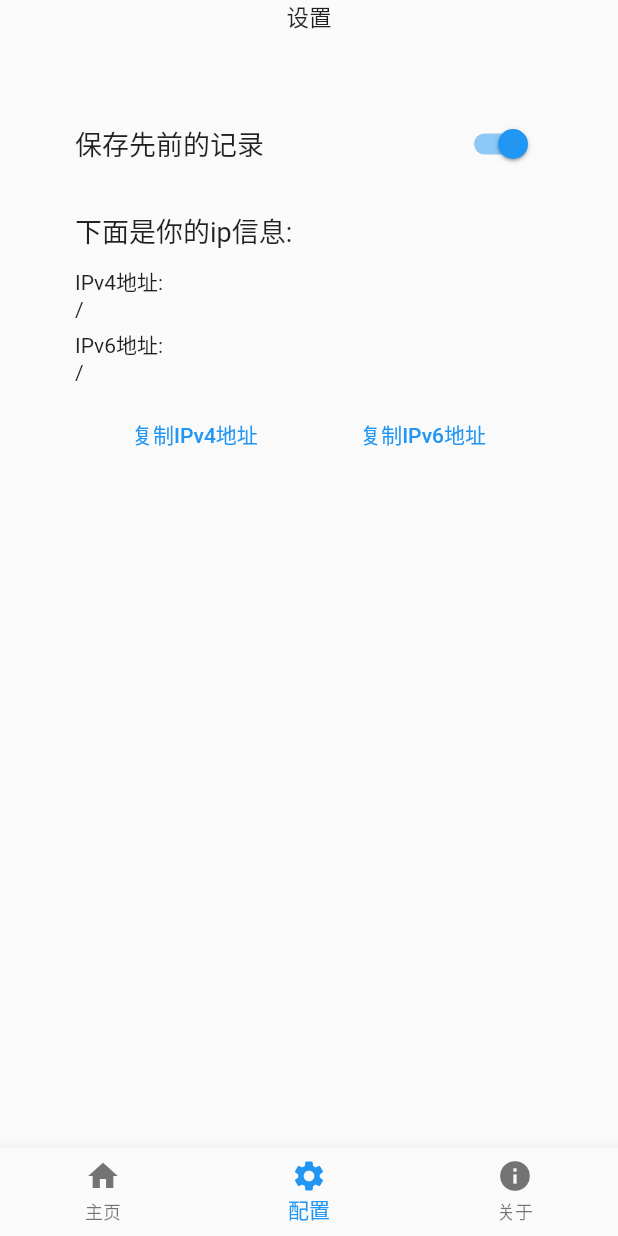
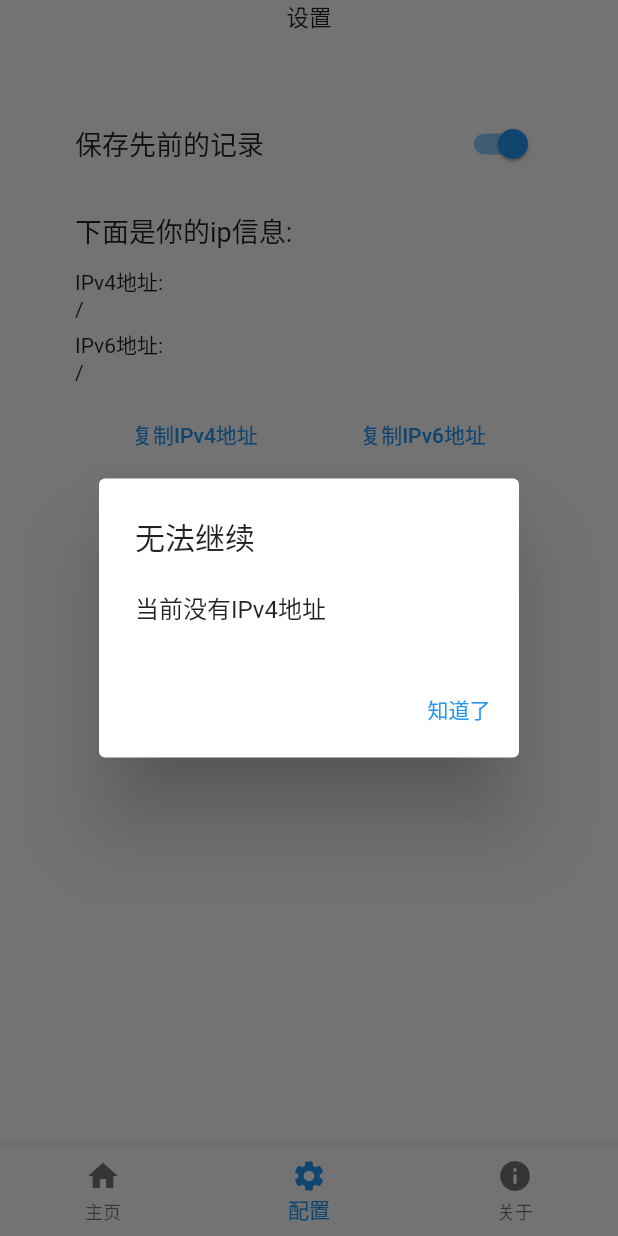
Before and after one commit to Zhoucheng133/CuteHttpFileServer-GUI, a Flutter app: the screen it shows after launch, item 2 of the bottom bar chosen, after a tap on "复制IPv4地址", on a phone screen of 412 x 824 dp. Run offline on Flutter 3.47's test engine with Material 2 defaults, Android fonts, the phone set to English and light mode, and no system bars; our stand-ins replace file_picker, shared_preferences; missing offline and left inert: bitsdojo_window, process_run.

Commit message:
完成复制ip地址的功能

```diff
--- a/lib/main.dart
+++ b/lib/main.dart
@@ -212,15 +212,69 @@ class _SettingPageState extends State<SettingPage> {
                 child: Row(
                   children: [
                     TextButton(
-                      onPressed: (){
-
+                      onPressed: ()async{
+                        if(ip[0]!='/') {
+                          Clipboard.setData(ClipboardData(text: ip[0]+":"+_HomePageState.inputPort.text));
+                        }else{
+                          return showDialog<void>(
+                            context: context,
+                            barrierDismissible: false, // user must tap button!
+                            builder: (BuildContext context) {
+                              return AlertDialog(
+                                title: const Text('无法继续'),
+                                content: SingleChildScrollView(
+                                  child: ListBody(
+                                    children: const <Widget>[
+                                      Text('当前没有IPv4地址')
+                                    ],
+                                  ),
+                                ),
+                                actions: <Widget>[
+                                  TextButton(
+                                    child: const Text('知道了'),
+                                    onPressed: () {
+                                      Navigator.of(context).pop();
+                                    },
+                                  ),
+                                ],
+                              );
+                            },
+                          );
+                        }
                       },
                       child: Text("复制IPv4地址")
                     ),
                     Spacer(),
                     TextButton(
-                      onPressed: (){
-
+                      onPressed: ()async{
+                        if(ip[1]!='/'){
+                          Clipboard.setData(ClipboardData(text: "[${ip[1]}]:${_HomePageState.inputPort.text}"));
+                        }else{
+                          return showDialog<void>(
+                            context: context,
+                            barrierDismissible: false, // user must tap button!
+                            builder: (BuildContext context) {
+                              return AlertDialog(
+                                title: const Text('无法继续'),
+                                content: SingleChildScrollView(
+                                  child: ListBody(
+                                    children: const <Widget>[
+                                      Text('当前没有IPv6地址')
+                                    ],
+                                  ),
+                                ),
+                                actions: <Widget>[
+                                  TextButton(
+                                    child: const Text('知道了'),
+                                    onPressed: () {
+                                      Navigator.of(context).pop();
+                                    },
+                                  ),
+                                ],
+                              );
+                            },
+                          );
+                        }
                       },
                       child: Text("复制IPv6地址")
                     )
@@ -330,7 +384,7 @@ class HomePage extends StatefulWidget {
 }
 
 class _HomePageState extends State<HomePage> {
-  TextEditingController inputPort = TextEditingController();
+  static TextEditingController inputPort = TextEditingController();
   String? selectedDirectory = "";
   String? selectedProgram = "";
   TextEditingController inputPath = TextEditingController();
```
